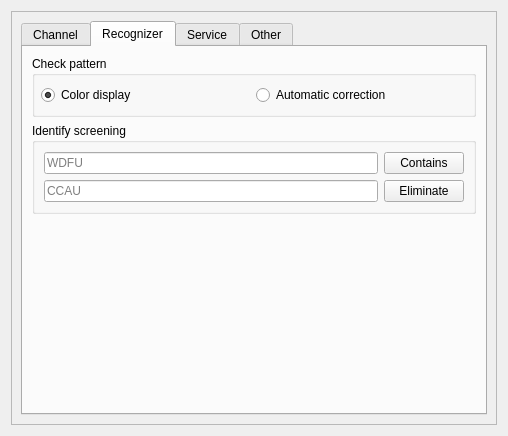
Before: the Qt Designer form Main/Setting/system_setting_form.ui in 519984307/Container_Multiple_Channels_20200522, drawn with Qt 5.
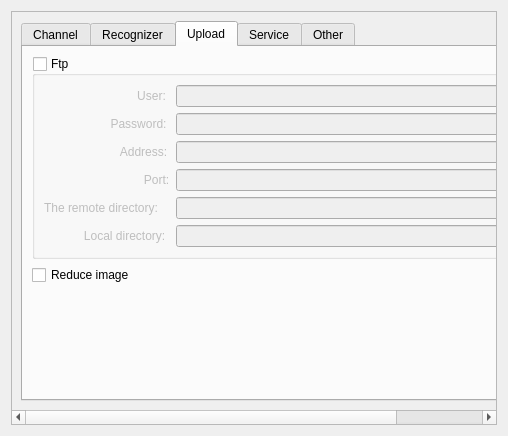
After: the same form once the commit is applied. The open tabs and pages were chosen to show the change.

Diff of the .ui file:
```diff
--- a/Main/Setting/system_setting_form.ui
+++ b/Main/Setting/system_setting_form.ui
@@ -32,7 +32,7 @@
        <item row="0" column="0">
         <widget class="QTabWidget" name="tabWidget">
          <property name="currentIndex">
-          <number>0</number>
+          <number>1</number>
          </property>
          <widget class="QWidget" name="Channel">
           <attribute name="title">
@@ -76,10 +76,10 @@
               <string>Save Image One</string>
              </property>
              <property name="checkable">
-              <bool>true</bool>
+              <bool>false</bool>
              </property>
              <property name="checked">
-              <bool>true</bool>
+              <bool>false</bool>
              </property>
              <layout class="QGridLayout" name="gridLayout_4">
               <item row="1" column="1">
@@ -90,14 +90,14 @@
                </widget>
               </item>
               <item row="0" column="1">
-               <widget class="QPushButton" name="CheckPathPushButton_3">
+               <widget class="QPushButton" name="CheckPathPushButton">
                 <property name="text">
                  <string>Check Path</string>
                 </property>
                </widget>
               </item>
               <item row="1" column="0">
-               <widget class="QComboBox" name="ImageFormat_3">
+               <widget class="QComboBox" name="ImageFormat">
                 <property name="editable">
                  <bool>false</bool>
                 </property>
@@ -144,7 +144,7 @@
                </widget>
               </item>
               <item row="0" column="0">
-               <widget class="QLineEdit" name="ImgPathlineEdit_3">
+               <widget class="QLineEdit" name="ImgPathlineEdit">
                 <property name="placeholderText">
                  <string>/home/cc/</string>
                 </property>
@@ -154,83 +154,37 @@
             </widget>
            </item>
            <item row="2" column="0">
-            <widget class="QGroupBox" name="SaveImage_2">
+            <widget class="QGroupBox" name="ImageNaming">
              <property name="title">
-              <string>Save Image Two</string>
+              <string>Image naming rules</string>
              </property>
              <property name="checkable">
-              <bool>true</bool>
+              <bool>false</bool>
              </property>
              <property name="checked">
               <bool>false</bool>
              </property>
              <layout class="QGridLayout" name="gridLayout_6">
               <item row="0" column="0">
-               <widget class="QLineEdit" name="ImgPathlineEdit_4">
-                <property name="placeholderText">
-                 <string>/home/cc/</string>
-                </property>
-               </widget>
-              </item>
-              <item row="0" column="1">
-               <widget class="QPushButton" name="CheckPathPushButton_4">
-                <property name="text">
-                 <string>Check Path</string>
-                </property>
-               </widget>
-              </item>
-              <item row="1" column="0">
-               <widget class="QComboBox" name="ImageFormat_4">
+               <widget class="QComboBox" name="ImageNamingRules">
                 <property name="editable">
                  <bool>false</bool>
                 </property>
                 <item>
                  <property name="text">
-                  <string>CHANNEL/YYYY/MM/DD/</string>
+                  <string>DateTime-Channel-Number</string>
                  </property>
                 </item>
                 <item>
                  <property name="text">
-                  <string>CHANNEL/YYYY/MM/</string>
+                  <string>DateTime-Number-Channel</string>
                  </property>
                 </item>
                 <item>
                  <property name="text">
-                  <string>CHANNEL/YYYY/</string>
+                  <string>DateTime-Result</string>
                  </property>
                 </item>
-                <item>
-                 <property name="text">
-                  <string>CHANNEL/</string>
-                 </property>
-                </item>
-                <item>
-                 <property name="text">
-                  <string>YYYY/MM/DD/</string>
-                 </property>
-                </item>
-                <item>
-                 <property name="text">
-                  <string>YYYY/MM/</string>
-                 </property>
-                </item>
-                <item>
-                 <property name="text">
-                  <string>YYYY/</string>
-                 </property>
-                </item>
-                <item>
-                 <property name="text">
-                  <string>/</string>
-                 </property>
-                </item>
-               </widget>
-              </item>
-              <item row="1" column="1">
-               <widget class="QLabel" name="label_5">
-                <property name="text">
-                 <string>Path Format</string>
-                </property>
                </widget>
               </item>
              </layout>
@@ -351,6 +305,119 @@
            </item>
           </layout>
          </widget>
+         <widget class="QWidget" name="Upload">
+          <attribute name="title">
+           <string>Upload</string>
+          </attribute>
+          <layout class="QGridLayout" name="gridLayout_15">
+           <item row="1" column="0">
+            <widget class="QCheckBox" name="ReduceImage">
+             <property name="text">
+              <string>Reduce image</string>
+             </property>
+            </widget>
+           </item>
+           <item row="2" column="0">
+            <spacer name="verticalSpacer_4">
+             <property name="orientation">
+              <enum>Qt::Vertical</enum>
+             </property>
+             <property name="sizeHint" stdset="0">
+              <size>
+               <width>15</width>
+               <height>53</height>
+              </size>
+             </property>
+            </spacer>
+           </item>
+           <item row="0" column="0">
+            <widget class="QGroupBox" name="Ftp">
+             <property name="title">
+              <string>Ftp</string>
+             </property>
+             <property name="flat">
+              <bool>false</bool>
+             </property>
+             <property name="checkable">
+              <bool>true</bool>
+             </property>
+             <property name="checked">
+              <bool>false</bool>
+             </property>
+             <layout class="QGridLayout" name="gridLayout_5">
+              <item row="0" column="1">
+               <layout class="QVBoxLayout" name="verticalLayout_2">
+                <item>
+                 <widget class="QLineEdit" name="FtpUser"/>
+                </item>
+                <item>
+                 <widget class="QLineEdit" name="FtpPassword"/>
+                </item>
+                <item>
+                 <widget class="QLineEdit" name="FtpAddress"/>
+                </item>
+                <item>
+                 <widget class="QLineEdit" name="FtpPort"/>
+                </item>
+                <item>
+                 <widget class="QLineEdit" name="FtpRemote"/>
+                </item>
+                <item>
+                 <widget class="QLineEdit" name="FtpLocal"/>
+                </item>
+               </layout>
+              </item>
+              <item row="0" column="0">
+               <layout class="QVBoxLayout" name="verticalLayout">
+                <item>
+                 <widget class="QLabel" name="label">
+                  <property name="text">
+                   <string>                            User:</string>
+                  </property>
+                 </widget>
+                </item>
+                <item>
+                 <widget class="QLabel" name="label_2">
+                  <property name="text">
+                   <string>                    Password:</string>
+                  </property>
+                 </widget>
+                </item>
+                <item>
+                 <widget class="QLabel" name="label_3">
+                  <property name="text">
+                   <string>                       Address:</string>
+                  </property>
+                 </widget>
+                </item>
+                <item>
+                 <widget class="QLabel" name="label_5">
+                  <property name="text">
+                   <string>                              Port:</string>
+                  </property>
+                 </widget>
+                </item>
+                <item>
+                 <widget class="QLabel" name="label_6">
+                  <property name="text">
+                   <string>The remote directory:</string>
+                  </property>
+                 </widget>
+                </item>
+                <item>
+                 <widget class="QLabel" name="label_7">
+                  <property name="text">
+                   <string>            Local directory:</string>
+                  </property>
+                 </widget>
+                </item>
+               </layout>
+              </item>
+             </layout>
+            </widget>
+           </item>
+          </layout>
+         </widget>
          <widget class="QWidget" name="Service">
           <attribute name="title">
            <string>Service</string>
@@ -467,12 +534,12 @@
                <widget class="QComboBox" name="Service_Type_comboBox">
                 <item>
                  <property name="text">
-                  <string>Single mode</string>
+                  <string>One service corresponds to all channels (Need to respond to channel instruction [L|Number])</string>
                  </property>
                 </item>
                 <item>
                  <property name="text">
-                  <string>multimode</string>
+                  <string>One service corresponds to one channel</string>
                  </property>
                 </item>
                </widget>
@@ -536,7 +603,7 @@
              </layout>
             </widget>
            </item>
-           <item row="1" column="0">
+           <item row="2" column="0">
             <widget class="QGroupBox" name="groupBox_7">
              <property name="title">
               <string>Select the language</string>
@@ -562,7 +629,7 @@
              </layout>
             </widget>
            </item>
-           <item row="2" column="0">
+           <item row="3" column="0">
             <spacer name="verticalSpacer_3">
              <property name="orientation">
               <enum>Qt::Vertical</enum>
@@ -575,6 +642,29 @@
              </property>
             </spacer>
            </item>
+           <item row="1" column="0">
+            <widget class="QGroupBox" name="groupBox_2">
+             <property name="title">
+              <string>Start</string>
+             </property>
+             <layout class="QGridLayout" name="gridLayout_16">
+              <item row="0" column="0">
+               <widget class="QCheckBox" name="StartupMinimization">
+                <property name="text">
+                 <string>Startup minimization</string>
+                </property>
+               </widget>
+              </item>
+              <item row="1" column="0">
+               <widget class="QCheckBox" name="AutomaticStart">
+                <property name="text">
+                 <string>Automatic start</string>
+                </property>
+               </widget>
+              </item>
+             </layout>
+            </widget>
+           </item>
           </layout>
          </widget>
         </widget>
```
Left out of the diff: 19 changed lines with no effect on the pictures.
